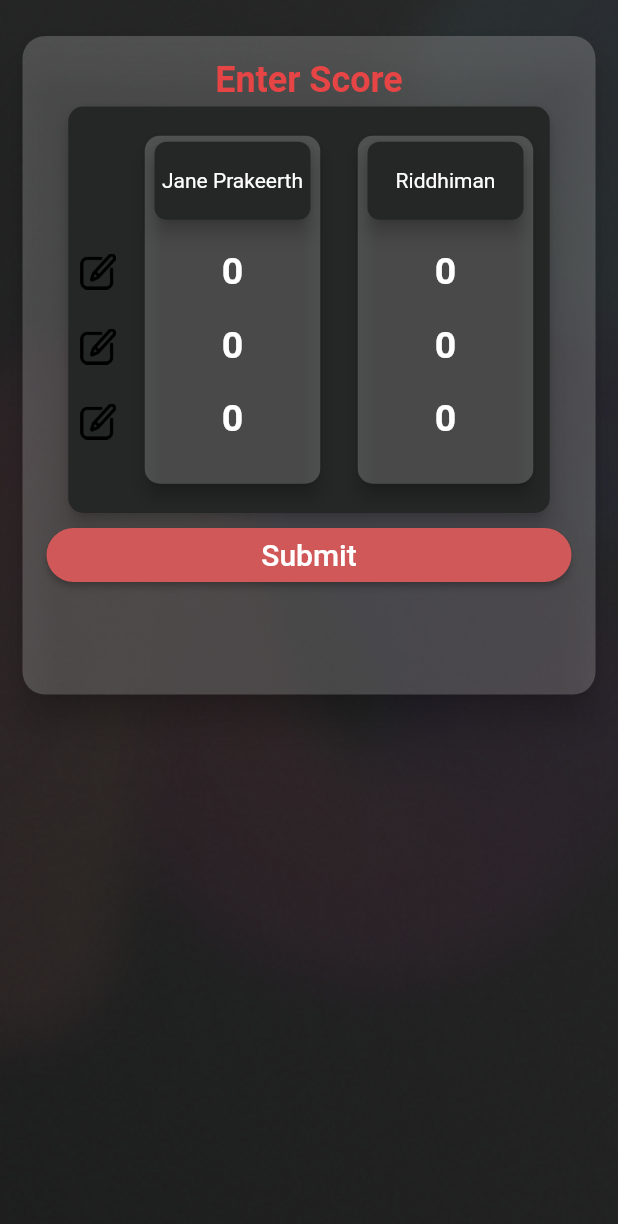
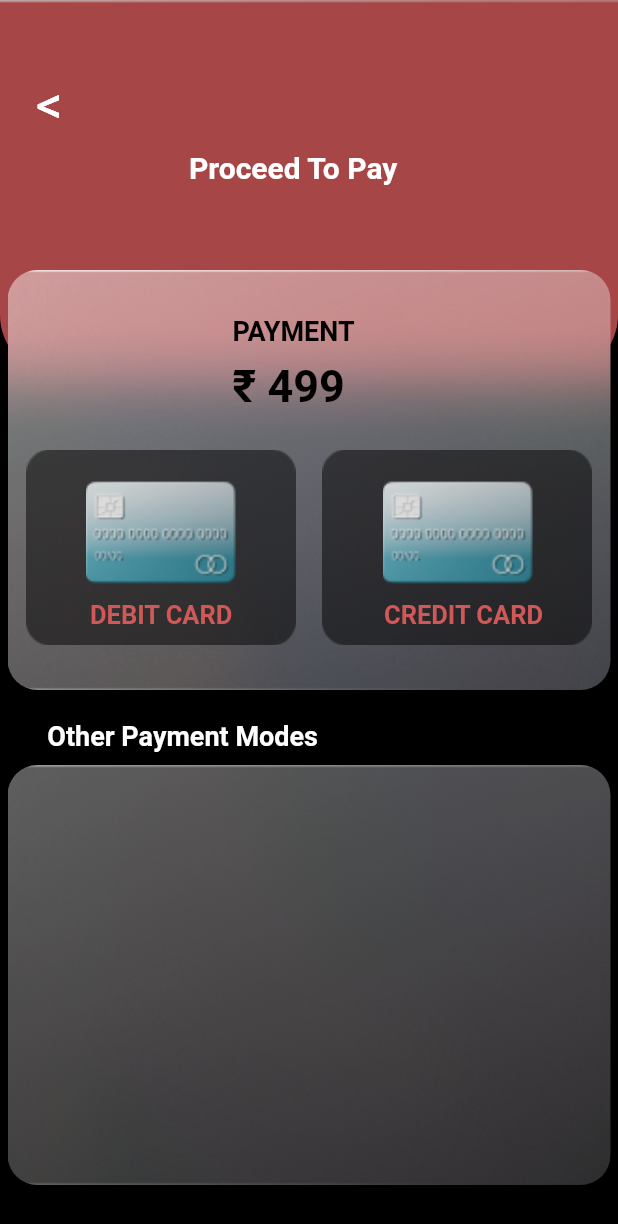
Before and after one commit to RishiPratap/SportsEventManagement, a Flutter app: the screen it shows after launch, on a phone screen of 412 x 824 dp. Shown: the top 1224 px of the screen. Run offline on Flutter 3.47's test engine with Material 2 defaults, Android fonts, the phone set to English and light mode, and no system bars; our stand-ins replace page_transition, socket_io_client; missing offline and left inert: dart:ffi, flutter_stripe.

Commit message:
Added Stripe Payment

```diff
--- a/lib/LiveMaintainer.dart
+++ b/lib/LiveMaintainer.dart
@@ -2,7 +2,7 @@ import 'dart:io';
 
 import 'package:flutter/cupertino.dart';
 import 'package:flutter/material.dart';
-import 'package:socket_io_client/socket_io_client.dart';
+import 'package:socket_io_client/socket_io_client.dart' as IO;
 
 var update_score_1_first = 0;
 var update_score_1_second = 0;
@@ -24,42 +24,17 @@ class LiveMaintainer extends StatefulWidget {
 }
 
 class LiveMaintainer1 extends State<LiveMaintainer> {
-  // Socket socket = IO.io(
-  //     'https://ardentsportsapis.herokuapp.com',
-  //     IO.OptionBuilder()
-  //         .setTransports(['websocket']) // for Flutter or Dart VM
-  //         .disableAutoConnect() // disable auto-connection
-  //         .build()) as Socket;
+  late IO.Socket socket;
 
   @override
   void connect() {
-    // Socket socket = io(
-    //     'https://ardentsportsapis.herokuapp.com',
-    //     OptionBuilder()
-    //         .setTransports(['websocket']) // for Flutter or Dart VM
-    //         .disableAutoConnect() // disable auto-connection
-    //         .build());
-    // socket.connect();
-    // socket.onConnect((data) => print("Connected"));
-    // print(socket.connected);
-    Socket socket = io('https://ardentsportsapis.herokuapp.com');
-    socket.onConnect((_) {
-      print('connect');
-      socket.emit('msg', 'test');
+    socket = IO.io('https://ardentsportsapis.herokuapp.com', <String, dynamic>{
+      'transports': ['websocket'],
+      'autoConnect': false,
     });
+    socket.connect();
+    socket.onConnect((data) => print("Connected"));
     print(socket.connected);
-    socket.on('event', (data) => print(data));
-    socket.onDisconnect((_) => print('disconnect'));
-    socket.on('fromServer', (_) => print(_));
-
-    // Socket socket =
-    //     io("https://ardentsportsapis.herokuapp.com", <String, dynamic>{
-    //   "transports": ["websocket"],
-    //   "autoConnect": false,
-    // });
-    // socket.connect();
-    // socket.onConnect((data) => print("Connected"));
-    // print(socket.connected);
   }
 
   Widget build(BuildContext context) {
--- /dev/null
+++ b/lib/Payment.dart
@@ -0,0 +1,345 @@
+import 'dart:convert';
+import 'dart:developer' as developer;
+import 'package:flutter/material.dart';
+import 'package:flutter/cupertino.dart';
+import 'package:flutter/services.dart';
+import 'package:flutter/foundation.dart';
+import 'package:flutter_stripe/flutter_stripe.dart';
+import 'package:http/http.dart' as http;
+
+class Payment extends StatefulWidget {
+  const Payment({Key? key}) : super(key: key);
+
+  @override
+  State<Payment> createState() => _PaymentState();
+}
+
+class _PaymentState extends State<Payment> {
+  Map<String, dynamic>? paymentIntentData;
+
+  @override
+  Widget build(BuildContext context) {
+    double h = MediaQuery.of(context).size.height;
+    double w = MediaQuery.of(context).size.width;
+    return Scaffold(
+      backgroundColor: Colors.black,
+      body: Container(
+        height: h,
+        child: Stack(
+          children: [
+            _header(),
+            _transparentImage(),
+            _cards(),
+            _cc(),
+            _text(),
+            _paymentContainer(),
+            Positioned(
+              left: 155,
+              top: 210,
+              child: Text(
+                "PAYMENT",
+                style: TextStyle(
+                    fontSize: 18,
+                    fontWeight: FontWeight.bold,
+                    color: Colors.black),
+              ),
+            ),
+            Positioned(
+              left: 155,
+              top: 240,
+              child: Text(
+                "₹ 499",
+                style: TextStyle(
+                    fontSize: 30,
+                    fontWeight: FontWeight.bold,
+                    color: Colors.black),
+              ),
+            ),
+            Positioned(
+              left: 60,
+              top: 400,
+              child: Text(
+                "DEBIT CARD",
+                style: TextStyle(
+                    color: Color(0xffD15858),
+                    fontSize: 17,
+                    fontWeight: FontWeight.w600),
+              ),
+            ),
+            Positioned(
+              right: 50,
+              top: 400,
+              child: Text(
+                "CREDIT CARD",
+                style: TextStyle(
+                    color: Color(0xffD15858),
+                    fontSize: 17,
+                    fontWeight: FontWeight.w600),
+              ),
+            ),
+            Positioned(
+              left: 126,
+              top: 100,
+              child: Text(
+                "Proceed To Pay",
+                style: TextStyle(
+                    fontSize: 20,
+                    fontWeight: FontWeight.bold,
+                    color: Colors.white),
+              ),
+            ),
+            Positioned(
+              left: 24,
+              top: 50,
+              child: Text(
+                "<",
+                style: TextStyle(
+                    fontSize: 35,
+                    // fontWeight: FontWeight.bold,
+                    color: Colors.white),
+              ),
+            ),
+            Positioned(
+              left: 24,
+              top: 50,
+              child: Text(
+                "<",
+                style: TextStyle(
+                    fontSize: 35,
+                    // fontWeight: FontWeight.bold,
+                    color: Colors.white),
+              ),
+            )
+          ],
+        ),
+      ),
+    );
+  }
+
+  _header() {
+    return Container(
+      height: 250,
+      child: Stack(children: [
+        _backgroundImage(),
+      ]),
+    );
+  }
+
+  _backgroundImage() {
+    return Positioned(
+      child: Container(
+        decoration: BoxDecoration(
+            borderRadius: BorderRadius.only(
+              bottomLeft: Radius.circular(40),
+              bottomRight: Radius.circular(40),
+            ),
+            image: DecorationImage(
+                fit: BoxFit.cover,
+                image: AssetImage("assets/Rectangle 79.png"))),
+      ),
+    );
+  }
+
+  _transparentImage() {
+    return Positioned(
+      top: 180,
+      left: 5,
+      child: Container(
+        // margin: EdgeInsets.fromLTRB(75, 0, 0, 0),
+        // padding: EdgeInsets.all(15.0),
+        height: 280,
+        width: MediaQuery.of(context).size.width - 10,
+        //width: 360,
+        decoration: BoxDecoration(
+            borderRadius: BorderRadius.all(Radius.circular(20.0)),
+            image: DecorationImage(
+                fit: BoxFit.cover,
+                image: AssetImage("assets/transparent.png"))),
+      ),
+    );
+  }
+
+  _cards() {
+    return Positioned(
+        top: 300,
+        left: 0,
+        right: 0,
+        child: Row(
+          mainAxisAlignment: MainAxisAlignment.spaceEvenly,
+          children: [
+            Container(
+              height: 130,
+              width: 180,
+              decoration: BoxDecoration(
+                  borderRadius: BorderRadius.all(Radius.circular(10.0)),
+                  image: DecorationImage(
+                      fit: BoxFit.cover,
+                      image: AssetImage("assets/Rectangle 80.png"))),
+            ),
+            //SizedBox(width: 10),
+            Container(
+              height: 130,
+              width: 180,
+              decoration: BoxDecoration(
+                  borderRadius: BorderRadius.all(Radius.circular(10.0)),
+                  image: DecorationImage(
+                      fit: BoxFit.cover,
+                      image: AssetImage("assets/Rectangle 80.png"))),
+            ),
+          ],
+        ));
+  }
+
+  _cc() {
+    return Positioned(
+        top: 305,
+        left: 0,
+        right: 0,
+        child: Wrap(
+          alignment: WrapAlignment.spaceEvenly,
+          children: [
+            FlatButton(
+              onPressed: () async {
+                await makePayment();
+              },
+              child: Container(
+                //CREDIT_CARD
+                padding: EdgeInsets.fromLTRB(0, 10, 0, 0),
+                margin: EdgeInsets.only(right: 25),
+                height: 100,
+                width: 100,
+                decoration: BoxDecoration(
+                    borderRadius: BorderRadius.all(Radius.circular(10.0)),
+                    image: DecorationImage(
+                        fit: BoxFit.cover,
+                        image: AssetImage("assets/Credit.png"))),
+              ),
+            ),
+            // Spacer(),
+            //SizedBox(width: 10),
+            FlatButton(
+              onPressed: () async {
+                await makePayment();
+              },
+              child: Container(
+                //DEBITCARD
+                // margin: EdgeInsets.fromLTRB(10, 0, 0, 0),
+                height: 100,
+                width: 100,
+                decoration: const BoxDecoration(
+                    borderRadius: BorderRadius.all(Radius.circular(10.0)),
+                    image: DecorationImage(
+                        fit: BoxFit.cover,
+                        image: AssetImage("assets/Credit.png"))),
+              ),
+            ),
+          ],
+        ));
+  }
+
+  _text() {
+    return Container(
+      child: Positioned(
+          top: 480,
+          right: 200,
+          child: Text("Other Payment Modes",
+              style: TextStyle(
+                  fontSize: 18,
+                  fontWeight: FontWeight.bold,
+                  color: Colors.white))),
+    );
+  }
+
+  _paymentContainer() {
+    return Positioned(
+      top: 510,
+      left: 5,
+      child: Container(
+        // margin: EdgeInsets.fromLTRB(75, 0, 0, 0),
+        // padding: EdgeInsets.all(15.0),
+        height: 280,
+        width: MediaQuery.of(context).size.width - 10,
+        //width: 360,
+        decoration: BoxDecoration(
+            borderRadius: BorderRadius.all(Radius.circular(20.0)),
+            image: DecorationImage(
+                fit: BoxFit.cover,
+                image: AssetImage("assets/paymentTransparent.png"))),
+      ),
+    );
+  }
+
+  var stripeApiKey =
+      "sk_test_51Kx9oUSDyPLJYmvrHGifQoOVMJTLzveCWgOMKSdYGUKOhgqEW5pDoA9XTbs5NDki9XW4mmU4wNna8uFdpoM0BanG00uedfdbjt";
+
+  var amount = '300';
+
+  Future<void> makePayment() async {
+    try {
+      paymentIntentData = await createPaymentIntent('$amount', 'INR');
+      await Stripe.instance.initPaymentSheet(
+          paymentSheetParameters: SetupPaymentSheetParameters(
+        paymentIntentClientSecret: paymentIntentData!['client_secret'],
+        applePay: true,
+        googlePay: true,
+        style: ThemeMode.system,
+        merchantCountryCode: 'US',
+        merchantDisplayName: 'Malhar',
+      ));
+
+      displayPaymentSheet();
+    } catch (e) {
+      print('exception' + e.toString());
+    }
+  }
+
+  displayPaymentSheet() async {
+    try {
+      await Stripe.instance.presentPaymentSheet(
+          parameters: PresentPaymentSheetParameters(
+              clientSecret: paymentIntentData!['client_secret'],
+              confirmPayment: true));
+
+      setState(() {
+        paymentIntentData = null;
+      });
+
+      ScaffoldMessenger.of(context)
+          .showSnackBar(SnackBar(content: Text('Payment Successful')));
+    } on StripeException catch (e) {
+      print(e.toString());
+      showDialog(
+          context: context,
+          builder: (_) => AlertDialog(
+                content: Text("Cancelled"),
+              ));
+    }
+  }
+
+  createPaymentIntent(String amount, String currency) async {
+    try {
+      Map<String, dynamic> body = {
+        'amount': calculateAmount(amount),
+        'currency': currency,
+        'payment_method_types[]': 'card',
+      };
+
+      var response = await http.post(
+          Uri.parse('https://api.stripe.com/v1/payment_intents'),
+          body: body,
+          headers: {
+            'Authorization': 'Bearer $stripeApiKey',
+            'Content-Type': 'application/x-www-form-urlencoded'
+          });
+
+      return jsonDecode(response.body.toString());
+    } catch (e) {
+      print('exception' + e.toString());
+    }
+  }
+
+  calculateAmount(String amount) {
+    final price = int.parse(amount) * 100;
+    return price.toString();
+  }
+}
--- a/lib/main.dart
+++ b/lib/main.dart
@@ -1,9 +1,20 @@
 import 'package:ardent_sports/LiveMaintainer.dart';
+import 'package:flutter_stripe/flutter_stripe.dart';
 import 'package:flutter/material.dart';
 import 'SignUpPage.dart';
 import 'login.dart';
+import 'Payment.dart';
+import 'package:flutter/services.dart';
 
-void main() => runApp(MyApp());
+void main() async => {
+      WidgetsFlutterBinding.ensureInitialized(),
+      Stripe.publishableKey =
+          'pk_test_51Kx9oUSDyPLJYmvrp5H6rmxyMHQHAHVF38RnAiJzzWI2euD0orPuqf9SOJGpNcAf6FHLYfIOCbihzJR4lBcPrgTw00PKpqaeoy',
+      SystemChrome.setSystemUIOverlayStyle(const SystemUiOverlayStyle(
+        statusBarColor: Colors.transparent,
+      )),
+      runApp(MyApp())
+    };
 
 class MyApp extends StatelessWidget {
   @override
@@ -12,7 +23,7 @@ class MyApp extends StatelessWidget {
       title: 'User Details App',
       debugShowCheckedModeBanner: false,
       theme: ThemeData.dark(),
-      home: LiveMaintainer(),
+      home: Payment(),
     );
   }
 }
--- a/pubspec.yaml
+++ b/pubspec.yaml
@@ -37,13 +37,16 @@ dependencies:
   # Use with the CupertinoIcons class for iOS style icons.
   cupertino_icons: ^1.0.2
   http: ^0.13.4
+  flutter_socket_io: ^0.6.0
+  flutter_stripe: ^2.5.0
 
 dev_dependencies:
   build_runner: ^2.0.0
   json_serializable: ^6.0.0
   flutter_test:
     sdk: flutter
-  socket_io_client: ^2.0.0-beta.3
+  socket_io_client: ^2.0.0-beta.2
+  #socket_io_client: ^2.0.0-beta.4-nullsafety.0
 
   # The "flutter_lints" package below contains a set of recommended lints to
   # encourage good coding practices. The lint set provided by the package is
```
Also changed, not shown: assets/Credit.png (added), assets/Rectangle 79.png (added), assets/Rectangle 80.png (added), assets/paymentTransparent.png (added), assets/transparent.png (added), pubspec.lock, 7 other files.
